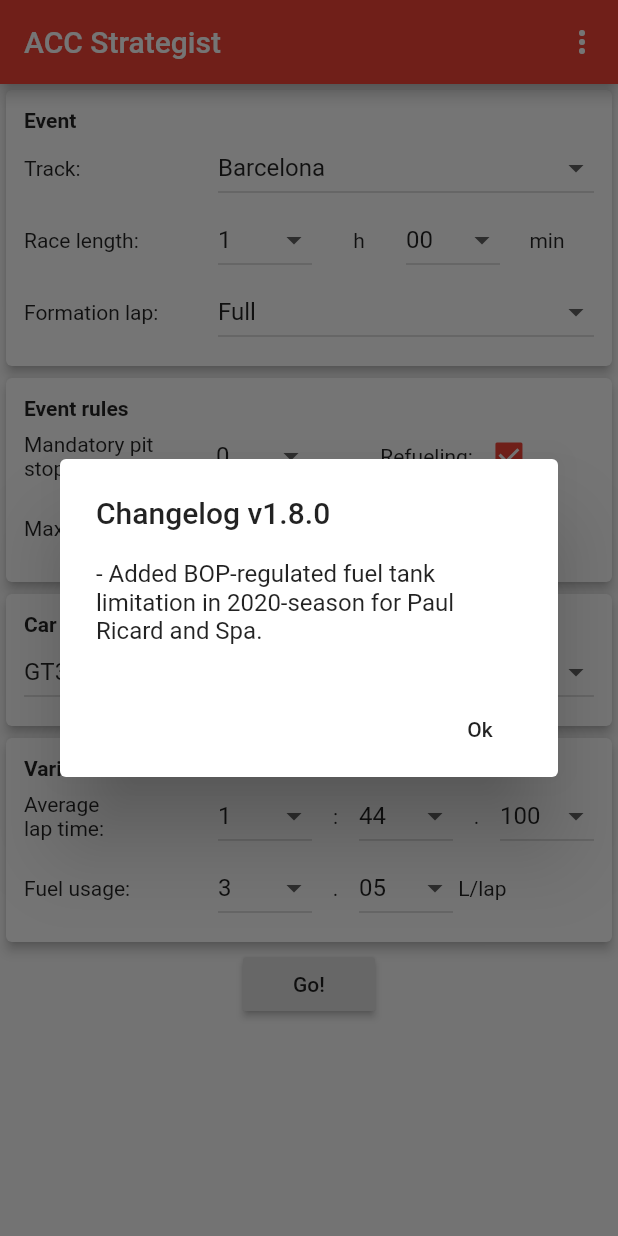
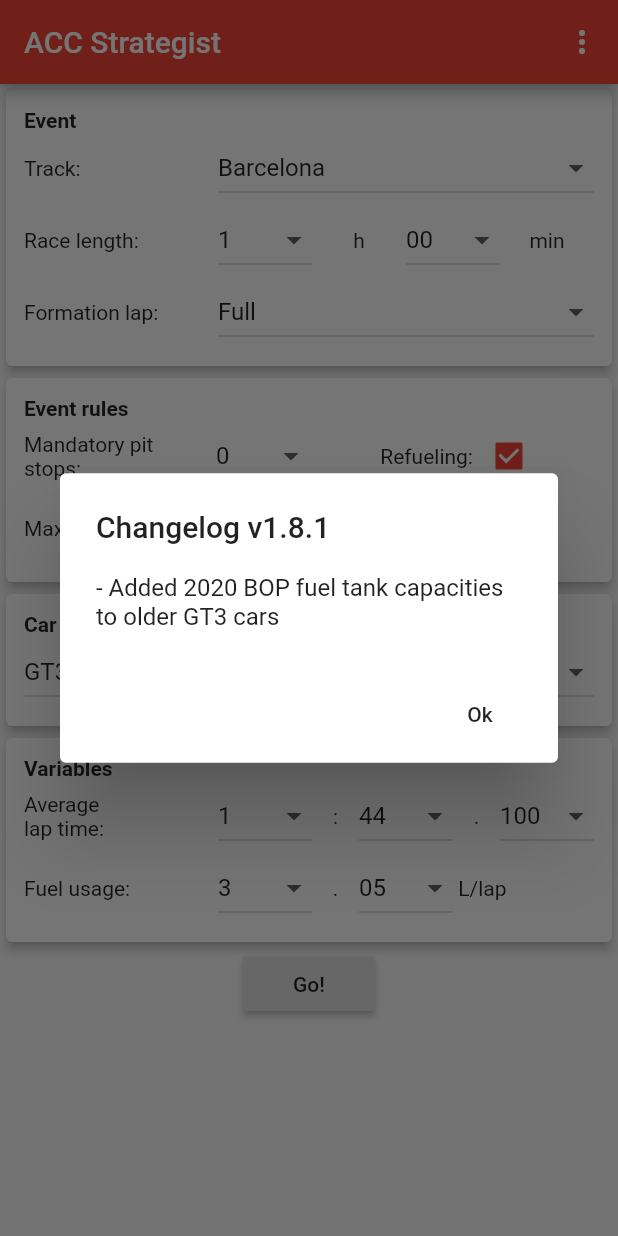
Before and after one commit to sylvainvillet/acc_race_strategy, a Flutter app: the screen it shows after launch, on a phone screen of 412 x 824 dp. Run offline on Flutter 3.47's test engine with Material 2 defaults, Android fonts, the phone set to English and light mode, and no system bars; our stand-ins replace package_info, shared_preferences, theme_provider.

Commit message:
v1.8.1: Added 2020 BOP fuel tank capacities to older GT3 cars

```diff
--- a/lib/cars.dart
+++ b/lib/cars.dart
@@ -1,11 +1,10 @@
 class Car {
-  const Car(this.className, this.ksName, this.displayName, this.tank, this.has2020bop);
+  const Car(this.className, this.ksName, this.displayName, this.tank);
 
   final String className;
   final String ksName;
   final String displayName;
   final int tank;
-  final bool has2020bop;
 }
 
 Car getFirstCar(String className)
@@ -28,43 +27,43 @@ Car getCar(String className, String ksName)
 }
 
 const List<Car> carsList = [
-  Car("GT3", "amr_v12_vantage_gt3", "AMR V12 Vantage GT3", 132, false),
-  Car("GT3", "amr_v8_vantage_gt3", "AMR V8 Vantage GT3", 120, true),
-  Car("GT3", "audi_r8_lms", "Audi R8 LMS", 120, false),
-  Car("GT3", "audi_r8_lms_evo", "Audi R8 LMS Evo", 120, true),
-  Car("GT3", "bentley_continental_gt3_2016", "Bentley Continental GT3 2015", 132, false),
-  Car("GT3", "bentley_continental_gt3_2018", "Bentley Continental GT3 2018", 120, true),
-  Car("GT3", "bmw_m6_gt3", "BMW M6 GT3", 125, true),
-  Car("GT3", "jaguar_g3", "Emil Frey Jaguar G3", 119, false),
-  Car("GT3", "ferrari_488_gt3", "Ferrari 488 GT3", 110, true),
-  Car("GT3", "ferrari_488_gt3_evo", "Ferrari 488 GT3 Evo", 110, true),
-  Car("GT3", "honda_nsx_gt3", "Honda NSX GT3", 120, false),
-  Car("GT3", "honda_nsx_gt3_evo", "Honda NSX GT3 Evo", 120, true),
-  Car("GT3", "lamborghini_huracan_gt3", "Lamborghini Huracan GT3", 120, false),
-  Car("GT3", "lamborghini_huracan_gt3_evo", "Lamborghini Huracan GT3 Evo", 120, true),
-  Car("GT3", "lexus_rc_f_gt3", "Lexus RC-F GT3", 120, true),
-  Car("GT3", "mclaren_650s_gt3", "McLaren 650S GT3", 125, false),
-  Car("GT3", "mclaren_720s_gt3", "McLaren 720S GT3", 125, true),
-  Car("GT3", "mercedes_amg_gt3", "Mercedes-AMG GT3", 120, true),
-  Car("GT3", "mercedes_amg_gt3_evo", "Mercedes-AMG GT3 Evo", 120, true),
-  Car("GT3", "nissan_gt_r_gt3_2015", "Nissan GT-R Nismo GT3 2015", 132, false),
-  Car("GT3", "nissan_gt_r_gt3_2018", "Nissan GT-R Nismo GT3 2018", 132, false),
-  Car("GT3", "porsche_991_gt3_r", "Porsche 911 GT3 R", 120, false),
-  Car("GT3", "porsche_991ii_gt3_r", "Porsche 911 II GT3 R", 120, true),
+  Car("GT3", "amr_v12_vantage_gt3", "AMR V12 Vantage GT3", 132),
+  Car("GT3", "amr_v8_vantage_gt3", "AMR V8 Vantage GT3", 120),
+  Car("GT3", "audi_r8_lms", "Audi R8 LMS", 120),
+  Car("GT3", "audi_r8_lms_evo", "Audi R8 LMS Evo", 120),
+  Car("GT3", "bentley_continental_gt3_2016", "Bentley Continental GT3 2015", 132),
+  Car("GT3", "bentley_continental_gt3_2018", "Bentley Continental GT3 2018", 120),
+  Car("GT3", "bmw_m6_gt3", "BMW M6 GT3", 125),
+  Car("GT3", "jaguar_g3", "Emil Frey Jaguar G3", 119),
+  Car("GT3", "ferrari_488_gt3", "Ferrari 488 GT3", 110),
+  Car("GT3", "ferrari_488_gt3_evo", "Ferrari 488 GT3 Evo", 110),
+  Car("GT3", "honda_nsx_gt3", "Honda NSX GT3", 120),
+  Car("GT3", "honda_nsx_gt3_evo", "Honda NSX GT3 Evo", 120),
+  Car("GT3", "lamborghini_huracan_gt3", "Lamborghini Huracan GT3", 120),
+  Car("GT3", "lamborghini_huracan_gt3_evo", "Lamborghini Huracan GT3 Evo", 120),
+  Car("GT3", "lexus_rc_f_gt3", "Lexus RC-F GT3", 120),
+  Car("GT3", "mclaren_650s_gt3", "McLaren 650S GT3", 125),
+  Car("GT3", "mclaren_720s_gt3", "McLaren 720S GT3", 125),
+  Car("GT3", "mercedes_amg_gt3", "Mercedes-AMG GT3", 120),
+  Car("GT3", "mercedes_amg_gt3_evo", "Mercedes-AMG GT3 Evo", 120),
+  Car("GT3", "nissan_gt_r_gt3_2015", "Nissan GT-R Nismo GT3 2015", 132),
+  Car("GT3", "nissan_gt_r_gt3_2018", "Nissan GT-R Nismo GT3 2018", 132),
+  Car("GT3", "porsche_991_gt3_r", "Porsche 911 GT3 R", 120),
+  Car("GT3", "porsche_991ii_gt3_r", "Porsche 911 II GT3 R", 120),
 
-  Car("GT4", "alpine_a110_gt4", "Alpine A110 GT4", 95, false),
-  Car("GT4", "amr_v8_vantage_gt4", "Aston Martin V8 Vantage GT4", 120, false),
-  Car("GT4", "audi_r8_gt4", "Audi R8 LMS GT4", 120, false),
-  Car("GT4", "bmw_m4_gt4", "BMW M4 GT4", 127, false),
-  Car("GT4", "chevrolet_camaro_gt4r", "Chevrolet Camaro GT4.R", 120, false),
-  Car("GT4", "ginetta_g55_gt4", "Ginetta G55 GT4", 107, false),
-  Car("GT4", "ktm_xbow_gt4", "KTM X-BOW GT4", 120, false),
-  Car("GT4", "maserati_mc_gt4", "Maserati Granturismo MC GT4", 110, false),
-  Car("GT4", "mclaren_570s_gt4", "McLaren 570S GT4", 110, false),
-  Car("GT4", "mercedes_amg_gt4", "Mercedes AMG GT4", 120, false),
-  Car("GT4", "porsche_718_cayman_gt4_mr", "Porsche 718 Cayman GT4", 115, false),
+  Car("GT4", "alpine_a110_gt4", "Alpine A110 GT4", 95),
+  Car("GT4", "amr_v8_vantage_gt4", "Aston Martin V8 Vantage GT4", 120),
+  Car("GT4", "audi_r8_gt4", "Audi R8 LMS GT4", 120),
+  Car("GT4", "bmw_m4_gt4", "BMW M4 GT4", 127),
+  Car("GT4", "chevrolet_camaro_gt4r", "Chevrolet Camaro GT4.R", 120),
+  Car("GT4", "ginetta_g55_gt4", "Ginetta G55 GT4", 107),
+  Car("GT4", "ktm_xbow_gt4", "KTM X-BOW GT4", 120),
+  Car("GT4", "maserati_mc_gt4", "Maserati Granturismo MC GT4", 110),
+  Car("GT4", "mclaren_570s_gt4", "McLaren 570S GT4", 110),
+  Car("GT4", "mercedes_amg_gt4", "Mercedes AMG GT4", 120),
+  Car("GT4", "porsche_718_cayman_gt4_mr", "Porsche 718 Cayman GT4", 115),
 
-  Car("CUP", "porsche_991ii_gt3_cup", "Porsche 911 II GT3 Cup", 100, true),
+  Car("CUP", "porsche_991ii_gt3_cup", "Porsche 911 II GT3 Cup", 100),
 
-  Car("ST", "lamborghini_huracan_st", "Lamborghini Huracan ST", 120, false),
+  Car("ST", "lamborghini_huracan_st", "Lamborghini Huracan ST", 120),
 ];
--- a/lib/fuel_usage_default.dart
+++ b/lib/fuel_usage_default.dart
@@ -33,10 +33,10 @@ const List<FuelUsageType> fuelUsageDefaultList = [
   FuelUsageType('amr_v12_vantage_gt3', 'monza',         3.67),
   FuelUsageType('amr_v12_vantage_gt3', 'Brands_Hatch',  3.00),
   FuelUsageType('amr_v12_vantage_gt3', 'Silverstone',   3.60),
-  FuelUsageType('amr_v12_vantage_gt3', 'Paul_Ricard',   3.60),
+  FuelUsageType('amr_v12_vantage_gt3', 'Paul_Ricard',   3.60, tank2020bop: 120),
   FuelUsageType('amr_v12_vantage_gt3', 'misano',        2.86),
   FuelUsageType('amr_v12_vantage_gt3', 'zandvoort',     2.90),
-  FuelUsageType('amr_v12_vantage_gt3', 'Spa',           4.37),
+  FuelUsageType('amr_v12_vantage_gt3', 'Spa',           4.37, tank2020bop: 120),
   FuelUsageType('amr_v12_vantage_gt3', 'nurburgring',   3.36),
   FuelUsageType('amr_v12_vantage_gt3', 'hungaroring',   2.90),
   FuelUsageType('amr_v12_vantage_gt3', 'barcelona',     3.05),
@@ -73,10 +73,10 @@ const List<FuelUsageType> fuelUsageDefaultList = [
   FuelUsageType('audi_r8_lms', 'monza',         3.23),
   FuelUsageType('audi_r8_lms', 'Brands_Hatch',  3.00),
   FuelUsageType('audi_r8_lms', 'Silverstone',   3.18),
-  FuelUsageType('audi_r8_lms', 'Paul_Ricard',   3.18),
+  FuelUsageType('audi_r8_lms', 'Paul_Ricard',   3.18, tank2020bop: 114),
   FuelUsageType('audi_r8_lms', 'misano',        2.60),
   FuelUsageType('audi_r8_lms', 'zandvoort',     3.00),
-  FuelUsageType('audi_r8_lms', 'Spa',           4.05),
+  FuelUsageType('audi_r8_lms', 'Spa',           4.05, tank2020bop: 114),
   FuelUsageType('audi_r8_lms', 'nurburgring',   3.00),
   FuelUsageType('audi_r8_lms', 'hungaroring',   2.65),
   FuelUsageType('audi_r8_lms', 'barcelona',     2.91),
@@ -113,10 +113,10 @@ const List<FuelUsageType> fuelUsageDefaultList = [
   FuelUsageType('bentley_continental_gt3_2016', 'monza',         3.30),
   FuelUsageType('bentley_continental_gt3_2016', 'Brands_Hatch',  2.70),
   FuelUsageType('bentley_continental_gt3_2016', 'Silverstone',   3.25),
-  FuelUsageType('bentley_continental_gt3_2016', 'Paul_Ricard',   3.25),
+  FuelUsageType('bentley_continental_gt3_2016', 'Paul_Ricard',   3.25, tank2020bop: 120),
   FuelUsageType('bentley_continental_gt3_2016', 'misano',        2.60),
   FuelUsageType('bentley_continental_gt3_2016', 'zandvoort',     2.80),
-  FuelUsageType('bentley_continental_gt3_2016', 'Spa',           4.00),
+  FuelUsageType('bentley_continental_gt3_2016', 'Spa',           4.00, tank2020bop: 120),
   FuelUsageType('bentley_continental_gt3_2016', 'nurburgring',   3.10),
   FuelUsageType('bentley_continental_gt3_2016', 'hungaroring',   2.80),
   FuelUsageType('bentley_continental_gt3_2016', 'barcelona',     2.70),
@@ -173,10 +173,10 @@ const List<FuelUsageType> fuelUsageDefaultList = [
   FuelUsageType('jaguar_g3', 'monza',         3.70),
   FuelUsageType('jaguar_g3', 'Brands_Hatch',  3.20),
   FuelUsageType('jaguar_g3', 'Silverstone',   3.65),
-  FuelUsageType('jaguar_g3', 'Paul_Ricard',   3.65),
+  FuelUsageType('jaguar_g3', 'Paul_Ricard',   3.65, tank2020bop: 115),
   FuelUsageType('jaguar_g3', 'misano',        2.90),
   FuelUsageType('jaguar_g3', 'zandvoort',     2.95),
-  FuelUsageType('jaguar_g3', 'Spa',           4.60),
+  FuelUsageType('jaguar_g3', 'Spa',           4.60, tank2020bop: 115),
   FuelUsageType('jaguar_g3', 'nurburgring',   3.50),
   FuelUsageType('jaguar_g3', 'hungaroring',   2.95),
   FuelUsageType('jaguar_g3', 'barcelona',     3.20),
@@ -233,10 +233,10 @@ const List<FuelUsageType> fuelUsageDefaultList = [
   FuelUsageType('honda_nsx_gt3', 'monza',         3.45),
   FuelUsageType('honda_nsx_gt3', 'Brands_Hatch',  2.40),
   FuelUsageType('honda_nsx_gt3', 'Silverstone',   3.55),
-  FuelUsageType('honda_nsx_gt3', 'Paul_Ricard',   3.45),
+  FuelUsageType('honda_nsx_gt3', 'Paul_Ricard',   3.45, tank2020bop: 120),
   FuelUsageType('honda_nsx_gt3', 'misano',        2.66),
   FuelUsageType('honda_nsx_gt3', 'zandvoort',     2.66),
-  FuelUsageType('honda_nsx_gt3', 'Spa',           4.10),
+  FuelUsageType('honda_nsx_gt3', 'Spa',           4.10, tank2020bop: 120),
   FuelUsageType('honda_nsx_gt3', 'nurburgring',   3.20),
   FuelUsageType('honda_nsx_gt3', 'hungaroring',   2.71),
   FuelUsageType('honda_nsx_gt3', 'barcelona',     2.85),
@@ -273,10 +273,10 @@ const List<FuelUsageType> fuelUsageDefaultList = [
   FuelUsageType('lamborghini_huracan_gt3', 'monza',         3.29),
   FuelUsageType('lamborghini_huracan_gt3', 'Brands_Hatch',  2.85),
   FuelUsageType('lamborghini_huracan_gt3', 'Silverstone',   3.23),
-  FuelUsageType('lamborghini_huracan_gt3', 'Paul_Ricard',   3.20),
+  FuelUsageType('lamborghini_huracan_gt3', 'Paul_Ricard',   3.20, tank2020bop: 114),
   FuelUsageType('lamborghini_huracan_gt3', 'misano',        2.55),
   FuelUsageType('lamborghini_huracan_gt3', 'zandvoort',     2.62),
-  FuelUsageType('lamborghini_huracan_gt3', 'Spa',           4.24),
+  FuelUsageType('lamborghini_huracan_gt3', 'Spa',           4.24, tank2020bop: 114),
   FuelUsageType('lamborghini_huracan_gt3', 'nurburgring',   3.04),
   FuelUsageType('lamborghini_huracan_gt3', 'hungaroring',   2.70),
   FuelUsageType('lamborghini_huracan_gt3', 'barcelona',     2.85),
@@ -353,10 +353,10 @@ const List<FuelUsageType> fuelUsageDefaultList = [
   FuelUsageType('mclaren_650s_gt3', 'monza',         3.45),
   FuelUsageType('mclaren_650s_gt3', 'Brands_Hatch',  2.95),
   FuelUsageType('mclaren_650s_gt3', 'Silverstone',   3.42),
-  FuelUsageType('mclaren_650s_gt3', 'Paul_Ricard',   3.42),
+  FuelUsageType('mclaren_650s_gt3', 'Paul_Ricard',   3.42, tank2020bop: 115),
   FuelUsageType('mclaren_650s_gt3', 'misano',        2.80),
   FuelUsageType('mclaren_650s_gt3', 'zandvoort',     2.85),
-  FuelUsageType('mclaren_650s_gt3', 'Spa',           4.15),
+  FuelUsageType('mclaren_650s_gt3', 'Spa',           4.15, tank2020bop: 115),
   FuelUsageType('mclaren_650s_gt3', 'nurburgring',   3.20),
   FuelUsageType('mclaren_650s_gt3', 'hungaroring',   2.85),
   FuelUsageType('mclaren_650s_gt3', 'barcelona',     2.95),
@@ -433,10 +433,10 @@ const List<FuelUsageType> fuelUsageDefaultList = [
   FuelUsageType('nissan_gt_r_gt3_2015', 'monza',         3.55),
   FuelUsageType('nissan_gt_r_gt3_2015', 'Brands_Hatch',  2.90),
   FuelUsageType('nissan_gt_r_gt3_2015', 'Silverstone',   3.45),
-  FuelUsageType('nissan_gt_r_gt3_2015', 'Paul_Ricard',   3.45),
+  FuelUsageType('nissan_gt_r_gt3_2015', 'Paul_Ricard',   3.45, tank2020bop: 120),
   FuelUsageType('nissan_gt_r_gt3_2015', 'misano',        2.80),
   FuelUsageType('nissan_gt_r_gt3_2015', 'zandvoort',     2.85),
-  FuelUsageType('nissan_gt_r_gt3_2015', 'Spa',           4.25),
+  FuelUsageType('nissan_gt_r_gt3_2015', 'Spa',           4.25, tank2020bop: 120),
   FuelUsageType('nissan_gt_r_gt3_2015', 'nurburgring',   3.30),
   FuelUsageType('nissan_gt_r_gt3_2015', 'hungaroring',   2.85),
   FuelUsageType('nissan_gt_r_gt3_2015', 'barcelona',     2.72),
@@ -453,10 +453,10 @@ const List<FuelUsageType> fuelUsageDefaultList = [
   FuelUsageType('nissan_gt_r_gt3_2018', 'monza',         3.55),
   FuelUsageType('nissan_gt_r_gt3_2018', 'Brands_Hatch',  2.90),
   FuelUsageType('nissan_gt_r_gt3_2018', 'Silverstone',   3.45),
-  FuelUsageType('nissan_gt_r_gt3_2018', 'Paul_Ricard',   3.45),
+  FuelUsageType('nissan_gt_r_gt3_2018', 'Paul_Ricard',   3.45, tank2020bop: 120),
   FuelUsageType('nissan_gt_r_gt3_2018', 'misano',        2.80),
   FuelUsageType('nissan_gt_r_gt3_2018', 'zandvoort',     2.85),
-  FuelUsageType('nissan_gt_r_gt3_2018', 'Spa',           4.25),
+  FuelUsageType('nissan_gt_r_gt3_2018', 'Spa',           4.25, tank2020bop: 120),
   FuelUsageType('nissan_gt_r_gt3_2018', 'nurburgring',   3.30),
   FuelUsageType('nissan_gt_r_gt3_2018', 'hungaroring',   2.85),
   FuelUsageType('nissan_gt_r_gt3_2018', 'barcelona',     2.72),
@@ -473,10 +473,10 @@ const List<FuelUsageType> fuelUsageDefaultList = [
   FuelUsageType('porsche_991ii_gt3_cup', 'monza',         3.50),
   FuelUsageType('porsche_991ii_gt3_cup', 'Brands_Hatch',  2.86),
   FuelUsageType('porsche_991ii_gt3_cup', 'Silverstone',   3.50),
-  FuelUsageType('porsche_991ii_gt3_cup', 'Paul_Ricard',   3.50, tank2020bop: 100),
+  FuelUsageType('porsche_991ii_gt3_cup', 'Paul_Ricard',   3.50),
   FuelUsageType('porsche_991ii_gt3_cup', 'misano',        2.86),
   FuelUsageType('porsche_991ii_gt3_cup', 'zandvoort',     2.86),
-  FuelUsageType('porsche_991ii_gt3_cup', 'Spa',           4.20, tank2020bop: 100),
+  FuelUsageType('porsche_991ii_gt3_cup', 'Spa',           4.20),
   FuelUsageType('porsche_991ii_gt3_cup', 'nurburgring',   3.20),
   FuelUsageType('porsche_991ii_gt3_cup', 'hungaroring',   2.86),
   FuelUsageType('porsche_991ii_gt3_cup', 'barcelona',     2.86),
@@ -493,10 +493,10 @@ const List<FuelUsageType> fuelUsageDefaultList = [
   FuelUsageType('porsche_991_gt3_r', 'monza',         3.66),
   FuelUsageType('porsche_991_gt3_r', 'Brands_Hatch',  2.73),
   FuelUsageType('porsche_991_gt3_r', 'Silverstone',   3.80),
-  FuelUsageType('porsche_991_gt3_r', 'Paul_Ricard',   3.61),
+  FuelUsageType('porsche_991_gt3_r', 'Paul_Ricard',   3.61, tank2020bop: 115),
   FuelUsageType('porsche_991_gt3_r', 'misano',        2.73),
   FuelUsageType('porsche_991_gt3_r', 'zandvoort',     3.80),
-  FuelUsageType('porsche_991_gt3_r', 'Spa',           3.80),
+  FuelUsageType('porsche_991_gt3_r', 'Spa',           3.80, tank2020bop: 115),
   FuelUsageType('porsche_991_gt3_r', 'nurburgring',   2.80),
   FuelUsageType('porsche_991_gt3_r', 'hungaroring',   2.80),
   FuelUsageType('porsche_991_gt3_r', 'barcelona',     2.73),
--- a/lib/main.dart
+++ b/lib/main.dart
@@ -274,7 +274,7 @@ class _HomePageState extends State<HomePage> {
       Column(
         crossAxisAlignment: CrossAxisAlignment.start,
         children: <Widget>[
-          Text('- Added BOP-regulated fuel tank limitation in 2020-season for Paul Ricard and Spa.'),
+          Text('- Added 2020 BOP fuel tank capacities to older GT3 cars'),
         ],
       ),
     );
--- a/lib/race_input.dart
+++ b/lib/race_input.dart
@@ -251,7 +251,6 @@ class RaceInputState extends State<RaceInput> {
                 onPressed: () {
                   _race.car = _cars[_classIndex];
                   _race.tankCapacity = _use2020bop &&
-                          _race.car.has2020bop &&
                           get2020bopFuelCapacity(_race.car, _race.track) != null
                       ? get2020bopFuelCapacity(_race.car, _race.track)
                       : _race.car.tank;
@@ -383,9 +382,10 @@ class RaceInputState extends State<RaceInput> {
         ),
         AnimatedCrossFade(
           duration: const Duration(milliseconds: 300),
-          crossFadeState: get2020bopFuelCapacity(_cars[_classIndex], _race.track) == null
-              ? CrossFadeState.showFirst
-              : CrossFadeState.showSecond,
+          crossFadeState:
+              get2020bopFuelCapacity(_cars[_classIndex], _race.track) == null
+                  ? CrossFadeState.showFirst
+                  : CrossFadeState.showSecond,
           firstChild: Container(),
           secondChild: buildRowTextAndWidget(
             "Use 2020 BOP:",
--- a/pubspec.yaml
+++ b/pubspec.yaml
@@ -15,7 +15,7 @@ publish_to: 'none' # Remove this line if you wish to publish to pub.dev
 # In iOS, build-name is used as CFBundleShortVersionString while build-number used as CFBundleVersion.
 # Read more about iOS versioning at
 # https://developer.apple.com/library/archive/documentation/General/Reference/InfoPlistKeyReference/Articles/CoreFoundationKeys.html
-version: 1.8.0+13
+version: 1.8.1+14
 
 environment:
   sdk: ">=2.7.0 <3.0.0"
```
